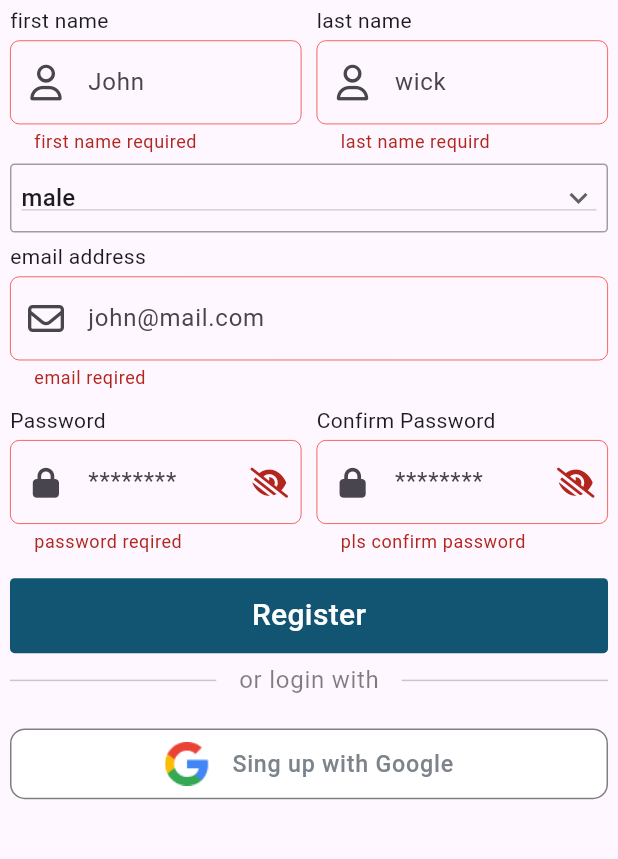
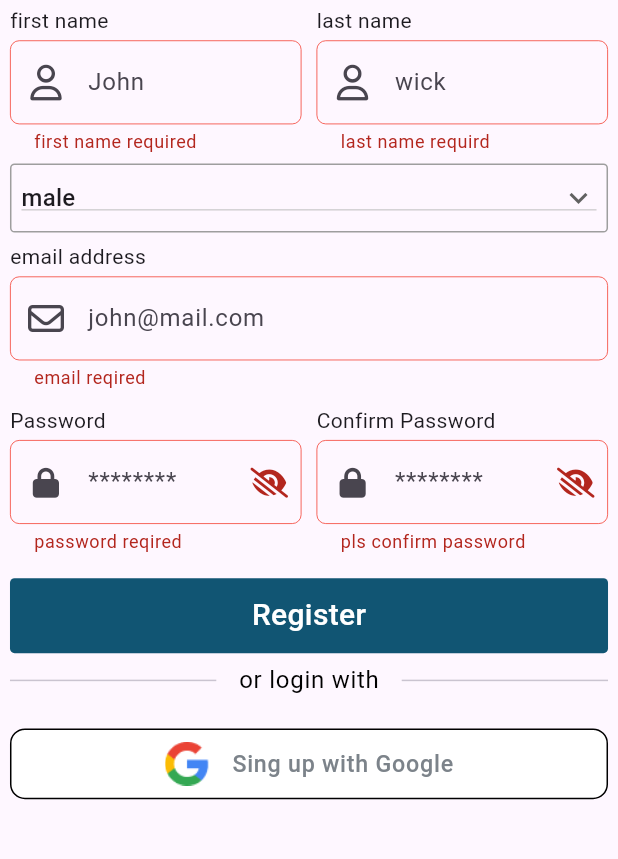
Before and after one commit to sayedyounis00/Luxira, a Flutter app: the RegisterView screen opened by its route, after a tap on "Register", on a phone screen of 412 x 824 dp, the part 269-1128 px from its top. Run offline on Flutter 3.47's test engine with Material 3 defaults, Android fonts, the phone set to English and light mode, and no system bars; our stand-ins replace carousel_slider, dio, flashy_tab_bar2, flutter_bloc, flutter_screenutil, font_awesome_flutter.

```diff
--- a/lib/core/utils/constants/strings.dart
+++ b/lib/core/utils/constants/strings.dart
@@ -3,4 +3,6 @@ class ConstString {
       'https://e-commerce-production-2d41.up.railway.app/api/auth/register';
   static const String resendVerifyCodeUrl =
       "https://e-commerce-production-2d41.up.railway.app/api/auth/new-code";
+  static const String sendNewCodetoResetPAss =
+      "https://e-commerce-production-2d41.up.railway.app/api/auth/new-code";
 }
--- a/lib/core/utils/navigation/router.dart
+++ b/lib/core/utils/navigation/router.dart
@@ -3,7 +3,7 @@ import 'package:flutter/material.dart';
 import 'package:luxira/core/utils/navigation/routers.dart';
 import 'package:luxira/features/auth/login/ui/login_view.dart';
 import 'package:luxira/features/auth/register/ui/register_view.dart';
-import 'package:luxira/features/auth/verification.dart/ui/verification_view.dart';
+import 'package:luxira/features/auth/reset%20password/ui/forget_password.dart';
 import 'package:luxira/features/home/ui/home_view.dart';
 
 Route<dynamic> onGenerate(RouteSettings setting) {
@@ -16,14 +16,15 @@ Route<dynamic> onGenerate(RouteSettings setting) {
       {
         return CupertinoPageRoute(builder: (_) => const RegisterView());
       }
-    case AppRouter.verificationpage:
-      {
-        return CupertinoPageRoute(builder: (_) => const VerificationView());
-      }
     case AppRouter.homePage:
       {
         return CupertinoPageRoute(builder: (_) => const HomeView());
       }
+    case AppRouter.forgetPassword:
+      {
+        return CupertinoPageRoute(builder: (_) => const ForgetPassword());
+      }
+
     default:
       {
         return CupertinoPageRoute(
--- a/lib/core/utils/navigation/routers.dart
+++ b/lib/core/utils/navigation/routers.dart
@@ -2,6 +2,7 @@ class AppRouter {
   static const String landingPage = '/landingPage';
   static const String loginPage = '/loginPage';
   static const String registerPage = '/registerPage';
-  static const String verificationpage = '/verificationpage';
+  static const String forgetPassword = '/forgetPassword';
+  static const String resetPassword = '/resetPassword';
   static const String homePage = '/homePage';
 }
--- a/lib/core/utils/style/text_styles.dart
+++ b/lib/core/utils/style/text_styles.dart
@@ -5,6 +5,8 @@ class TextStyles {
        const TextStyle(fontSize: 20, fontWeight: FontWeight.w400);
   static  TextStyle font20Weight500white =
        const TextStyle(fontSize: 20, fontWeight: FontWeight.w500,color: Colors.white);
+  static  TextStyle font32Weight500colorBlack =
+       const TextStyle(fontSize: 32, fontWeight: FontWeight.w500,color: Colors.black);
   static  TextStyle font18Weight500Grey =
         const TextStyle(fontSize: 18,fontWeight: FontWeight.w500,color: Colors.grey);
 }
--- a/lib/features/auth/login/ui/login_view.dart
+++ b/lib/features/auth/login/ui/login_view.dart
@@ -107,7 +107,7 @@ class _LoginViewState extends State<LoginView> {
                       Text(
                         'or login with',
                         style: Theme.of(context).textTheme.bodyLarge!.copyWith(
-                              color: Colors.black.withOpacity(.5),
+                              color: Colors.black,
                             ),
                       ),
                       const Expanded(child: Divider(indent: 15)),
--- a/lib/features/auth/login/ui/widgets/redirect_to_register.dart
+++ b/lib/features/auth/login/ui/widgets/redirect_to_register.dart
@@ -16,7 +16,7 @@ class RedirectToRegister extends StatelessWidget {
           'New here?',
           //!change with style
           style: Theme.of(context).textTheme.bodyLarge!.copyWith(
-              color: Colors.black.withOpacity(.5), fontWeight: FontWeight.w500),
+              color: Colors.black, fontWeight: FontWeight.w500),
         ),
         const SpaceH(5),
         InkWell(
--- a/lib/features/auth/login/ui/widgets/sign_with_google.dart
+++ b/lib/features/auth/login/ui/widgets/sign_with_google.dart
@@ -14,7 +14,7 @@ class SignWithGoogle extends StatelessWidget {
         padding: const EdgeInsets.symmetric(vertical: 8),
         decoration: BoxDecoration(
           color: Colors.white,
-          border: Border.all(color: Colors.black.withOpacity(.5)),
+          border: Border.all(color: Colors.black),
           borderRadius: BorderRadius.circular(10),
         ),
         child: Row(
--- a/lib/features/auth/register/ui/register_view.dart
+++ b/lib/features/auth/register/ui/register_view.dart
@@ -3,7 +3,6 @@ import 'package:flutter_bloc/flutter_bloc.dart';
 import 'package:flutter_screenutil/flutter_screenutil.dart';
 import 'package:font_awesome_flutter/font_awesome_flutter.dart';
 import 'package:luxira/core/helper/validation/form_validation.dart';
-import 'package:luxira/core/utils/navigation/routers.dart';
 import 'package:luxira/core/utils/style/text_styles.dart';
 import 'package:luxira/core/widgets/app_custom_button.dart';
 import 'package:luxira/core/widgets/custom_text_feild.dart';
@@ -13,6 +12,7 @@ import 'package:luxira/features/auth/login/ui/widgets/sign_with_google.dart';
 import 'package:luxira/features/auth/register/data/new_user.dart';
 import 'package:luxira/features/auth/register/logic/cubit/register_cubit.dart';
 import 'package:luxira/features/auth/register/ui/widgets/welcome_text.dart';
+import 'package:luxira/features/auth/verification.dart/ui/verification_view.dart';
 
 class RegisterView extends StatefulWidget {
   const RegisterView({super.key});
@@ -170,7 +170,7 @@ class _RegisterViewState extends State<RegisterView> {
                       return AppCustomButton(
                         buttonWidget: state is RegisterLoading
                             ? const Center(child: CircularProgressIndicator())
-                            :  Text(
+                            : Text(
                                 'Register',
                                 style: TextStyles.font20Weight500white,
                               ),
@@ -191,11 +191,12 @@ class _RegisterViewState extends State<RegisterView> {
                               ),
                             );
                             if (state is RegisterSuccess) {
-                              Navigator.pushNamed(
+                              Navigator.push(
                                   context,
-                                AppRouter.verificationpage,
-                                arguments: emailcont.text,
-                              );
+                                  MaterialPageRoute(
+                                      builder: (context) => VerificationView(
+                                            email: emailcont.text,
+                                          )));
                             }
                           } else {
                             return null;
@@ -210,7 +211,7 @@ class _RegisterViewState extends State<RegisterView> {
                       Text(
                         'or login with',
                         style: Theme.of(context).textTheme.bodyLarge!.copyWith(
-                          color: Colors.black.withOpacity(.5),
+                              color: Colors.black,
                             ),
                       ),
                       const Expanded(child: Divider(indent: 15)),
--- a/lib/features/home/ui/widgets/category_card.dart
+++ b/lib/features/home/ui/widgets/category_card.dart
@@ -21,7 +21,7 @@ class CategoryCard extends StatelessWidget {
             Text(
               categorie.title,
               style:
-                  TextStyle(fontSize: 15.23, color: Colors.black.withOpacity(.6)),
+                  const TextStyle(fontSize: 15.23, color: Colors.black),
             ),
           ],
         )),
--- a/lib/main.dart
+++ b/lib/main.dart
@@ -14,7 +14,7 @@ const Luxira({super.key});
 
   @override
   Widget build(BuildContext context) {
-  return  ScreenUtilInit(
+    return ScreenUtilInit(
       designSize: const Size(990.63, 2147.69),
       minTextAdapt: true,
       child: BlocProvider(
@@ -22,7 +22,7 @@ Widget build(BuildContext context) {
         child: const MaterialApp(
           debugShowCheckedModeBanner: false,
           onGenerateRoute: onGenerate,
-        initialRoute: AppRouter.homePage,
+          initialRoute: AppRouter.loginPage,
         ),
       ),
     );
```
Also changed, not shown: lib/core/helper/networking/api_error_handler.dart (+13 -0 lines), lib/core/helper/networking/api_services.dart (+10 -4 lines), lib/features/auth/reset password/data/services/reset_password.dart (added, +10 -0 lines), lib/features/auth/reset password/ui/forget_password.dart (added, +91 -0 lines), lib/features/auth/verification.dart/ui/verification_view.dart (+7 -12 lines), pubspec.lock. Lines whose indentation alone changed are shown as unchanged.
